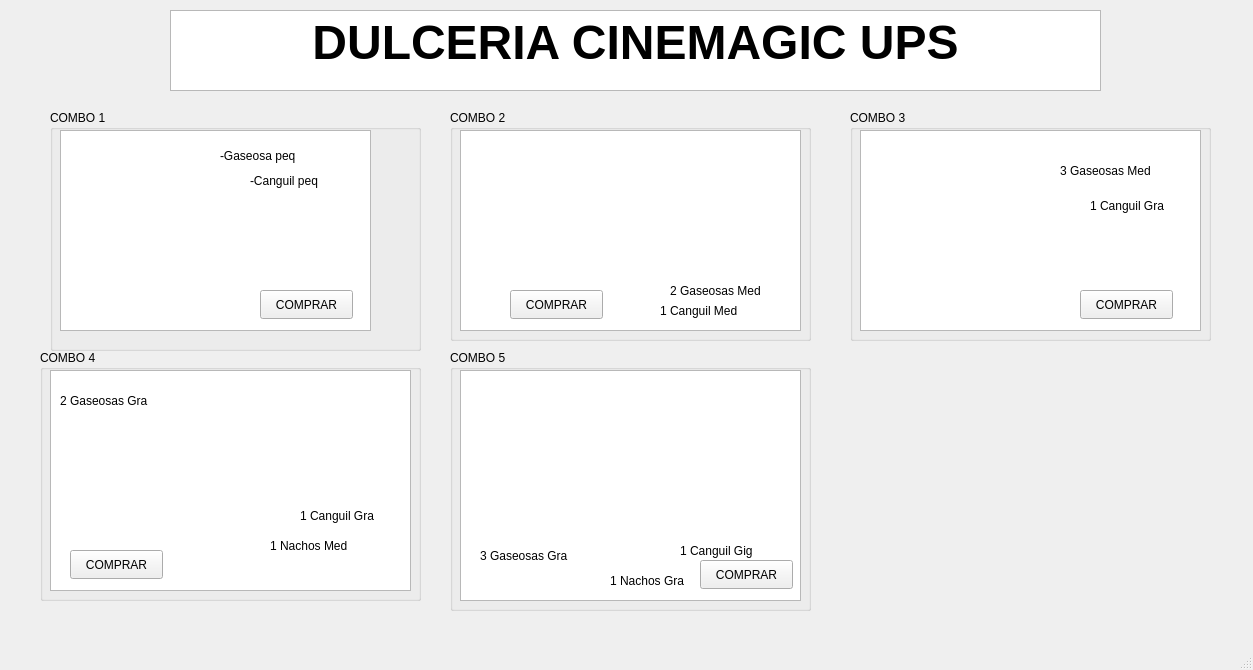
First picture: the form in dulceria.ui, repository Santi-gdl/ProyectoCinep2, before the edit.
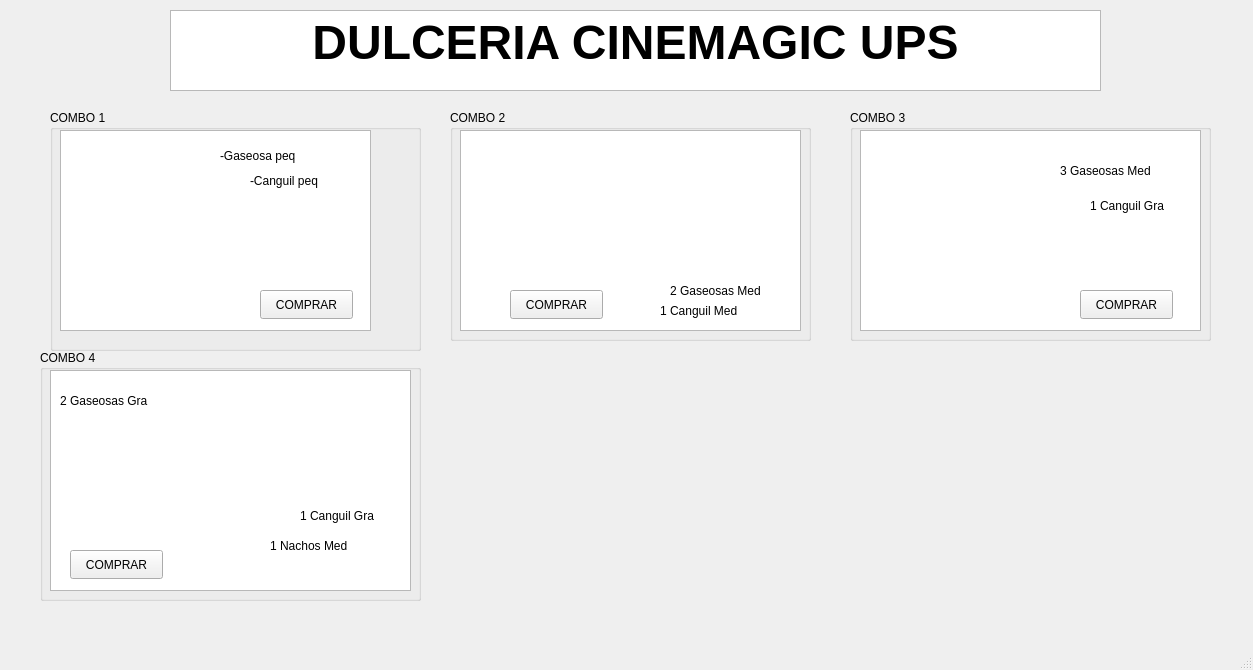
Second picture: the form after the edit. Icons and pictures are not drawn.

Diff of the .ui file:
```diff
--- a/dulceria.ui
+++ b/dulceria.ui
@@ -320,88 +320,6 @@
      </property>
     </widget>
    </widget>
-   <widget class="QGroupBox" name="groupBox_5">
-    <property name="geometry">
-     <rect>
-      <x>450</x>
-      <y>350</y>
-      <width>361</width>
-      <height>261</height>
-     </rect>
-    </property>
-    <property name="title">
-     <string>COMBO 5</string>
-    </property>
-    <widget class="QTextBrowser" name="textBrowser_4">
-     <property name="geometry">
-      <rect>
-       <x>10</x>
-       <y>20</y>
-       <width>341</width>
-       <height>231</height>
-      </rect>
-     </property>
-     <property name="html">
-      <string>&lt;!DOCTYPE HTML PUBLIC &quot;-//W3C//DTD HTML 4.0//EN&quot; &quot;http://www.w3.org/TR/REC-html40/strict.dtd&quot;&gt;
-&lt;html&gt;&lt;head&gt;&lt;meta name=&quot;qrichtext&quot; content=&quot;1&quot; /&gt;&lt;meta charset=&quot;utf-8&quot; /&gt;&lt;style type=&quot;text/css&quot;&gt;
-p, li { white-space: pre-wrap; }
-&lt;/style&gt;&lt;/head&gt;&lt;body style=&quot; font-family:'Segoe UI'; font-size:9pt; font-weight:400; font-style:normal;&quot;&gt;
-&lt;p style=&quot; margin-top:0px; margin-bottom:0px; margin-left:0px; margin-right:0px; -qt-block-indent:0; text-indent:0px;&quot;&gt;&lt;img src=&quot;:/Peliculas/Combos Cine/WhatsApp Image 2022-07-13 at 11.53.04 AM.jpeg&quot; /&gt;&lt;/p&gt;&lt;/body&gt;&lt;/html&gt;</string>
-     </property>
-    </widget>
-    <widget class="QLabel" name="label_10">
-     <property name="geometry">
-      <rect>
-       <x>30</x>
-       <y>190</y>
-       <width>111</width>
-       <height>31</height>
-      </rect>
-     </property>
-     <property name="text">
-      <string>3 Gaseosas Gra</string>
-     </property>
-    </widget>
-    <widget class="QLabel" name="label_11">
-     <property name="geometry">
-      <rect>
-       <x>230</x>
-       <y>190</y>
-       <width>111</width>
-       <height>21</height>
-      </rect>
-     </property>
-     <property name="text">
-      <string>1 Canguil Gig</string>
-     </property>
-    </widget>
-    <widget class="QLabel" name="label_12">
-     <property name="geometry">
-      <rect>
-       <x>160</x>
-       <y>220</y>
-       <width>101</width>
-       <height>21</height>
-      </rect>
-     </property>
-     <property name="text">
-      <string>1 Nachos Gra</string>
-     </property>
-    </widget>
-    <widget class="QPushButton" name="pushButton_5">
-     <property name="geometry">
-      <rect>
-       <x>250</x>
-       <y>210</y>
-       <width>93</width>
-       <height>29</height>
-      </rect>
-     </property>
-     <property name="text">
-      <string>COMPRAR</string>
-     </property>
-    </widget>
-   </widget>
   </widget>
   <widget class="QMenuBar" name="menubar">
    <property name="geometry">
```
Left out of the diff: 2 changed lines with no effect on the pictures.
